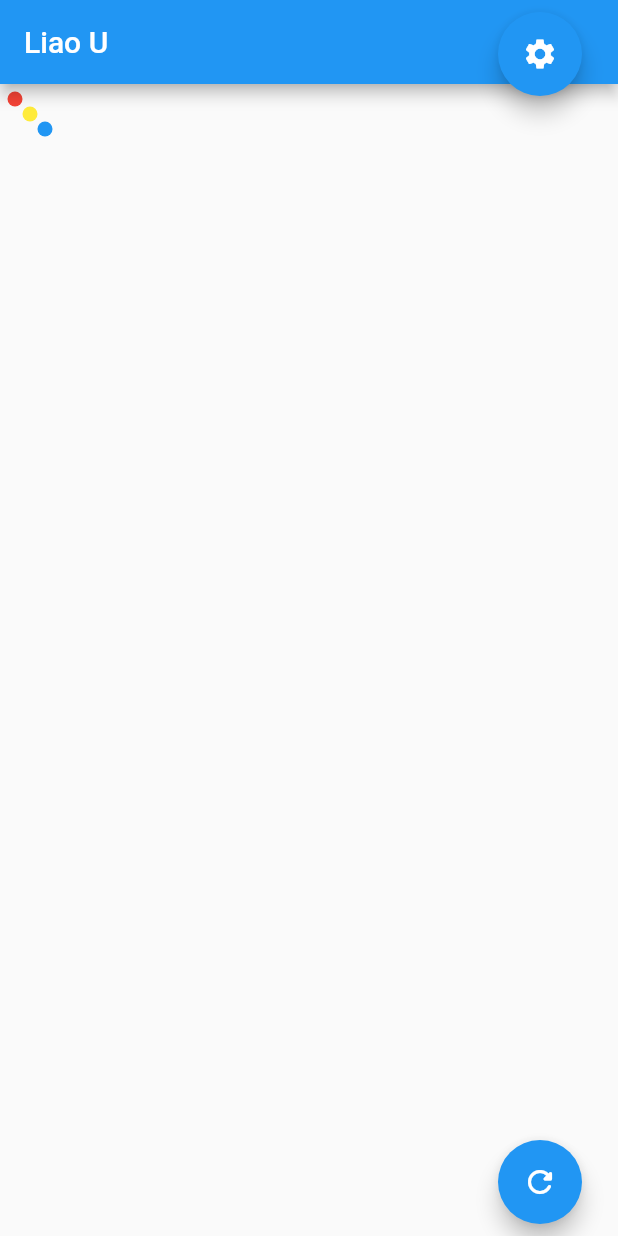
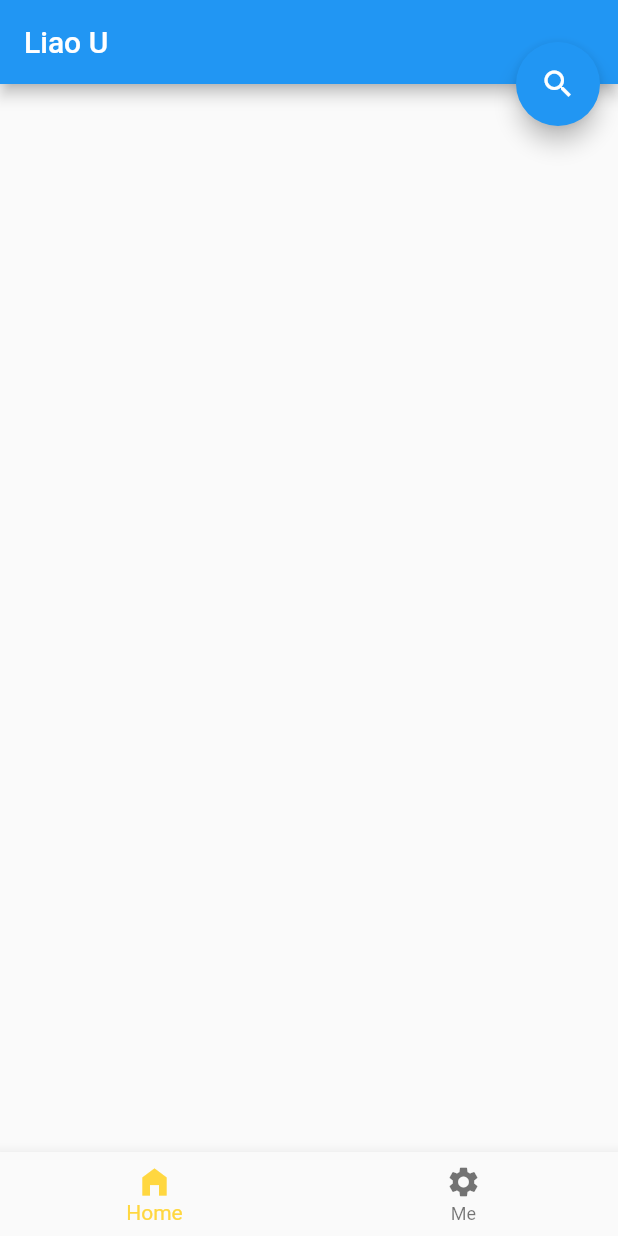
Before and after one commit to kouxthree/liaou, a Flutter app: the screen it shows after launch, on a phone screen of 412 x 824 dp. Run offline on Flutter 3.47's test engine with Material 2 defaults, Android fonts, the phone set to English and light mode, and no system bars; our stand-ins replace flutter_blue, permission_handler; missing offline and left inert: emojis.

Commit message:
add my id page

```diff
--- a/lib/consts.dart
+++ b/lib/consts.dart
@@ -1,8 +1,10 @@
 class Consts {
   static const APP_NAME = "Liao U";
+  static const HOME_PAGE = "Home";
   static const SETTING_PAGE = "Setting";
+  static const MY_ID_PAGE = "Me";
   static const BACK_TO_HOME = "Back To Home";
-  static const RESCAN = "RESCAN";
+  static const RESCAN = "Scan";
   static const DEVICE_LIST_ITEM_HEIGHT = 50.0;//bluetooth listview item height
   static const DEVICE_UNKNOWN = "Device Unknown";
   // static const CONNECT = "Connect";
@@ -11,3 +13,15 @@ class Consts {
   static const SCAN_TIMEOUT = 4;//scan time(seconds)
   static const PERMISSION_MSG = "Bluetooth And Location Is Necessary.";
 }
+
+enum Gender {
+  Male,
+  Female,
+}
+
+enum SendSignal {
+  Orange,
+  Blue,
+  Purple,
+  Green,
+}
--- a/lib/main.dart
+++ b/lib/main.dart
@@ -4,7 +4,9 @@ import 'package:liaou/remoteloc.dart';
 import 'package:liaou/consts.dart';
 import 'package:liaou/locpaint.dart';
 import 'package:liaou/sizeutil.dart';
-import 'package:liaou/setting.dart';
+// import 'package:liaou/setting.dart';
+
+import 'myid.dart';
 
 void main() => runApp(LiaoU());
 
@@ -19,7 +21,6 @@ class LiaoU extends StatelessWidget {
       home: LiaoUHome(),
     );
   }
-
 }
 
 class LiaoUHome extends StatefulWidget {
@@ -31,22 +32,44 @@ class LiaoUHome extends StatefulWidget {
 
 class _LiaoUHomeState extends State<LiaoUHome> {
   List<RemoteLoc> _lstRemoteLocs = []; //remote locations
-  final _locNums = 3; //locations
-  final _locRadius = 5.0; //location circle radius
+  // final _locNums = 3; //locations
+  // final _locRadius = 5.0; //location circle radius
+  int _selectedBottomeMenuItemIndex = 0; //bottom menu item index
+  Widget _widgetHome = Container(); //home page
+  Widget _widgetMyId = Container(); //myid page
+  Widget _selectedPage = Container(); //currently selected page
+  var _searchIcon; //Icon _searchIcon = Icon(Icons.search); //show search or search-off icon
+
+  bool searchingFlag = true; //is searching?
+  List<Widget> _lstPages = []; //home page + myid page
+
   _LiaoUHomeState() {
-    requestPermission();//request permission
-    for (var i = 0; i < _locNums; i++) {
-      RemoteLoc item = RemoteLoc()..id = i;
-      item.center = new Offset(10.0 * (i + 1), 10.0 * (i + 1));
-      item.radius = _locRadius;
-      if (i == 0)
-        item.color = Colors.red;
-      else if (i == 1)
-        item.color = Colors.yellow;
-      else
-        item.color = Colors.blue;
-      _lstRemoteLocs.add(item);
-    }
+    requestPermission(); //request permission
+    // for (var i = 0; i < _locNums; i++) {
+    //   RemoteLoc item = RemoteLoc()..id = i;
+    //   item.center = new Offset(10.0 * (i + 1), 10.0 * (i + 1));
+    //   item.radius = _locRadius;
+    //   if (i == 0)
+    //     item.color = Colors.red;
+    //   else if (i == 1)
+    //     item.color = Colors.yellow;
+    //   else
+    //     item.color = Colors.blue;
+    //   _lstRemoteLocs.add(item);
+    // }
+    //home page
+    _widgetHome = Container(
+      width: SizeUtil.width,
+      height: SizeUtil.height,
+      child: CustomPaint(
+        painter: LocPaint(_lstRemoteLocs), //paint remote location
+      ),
+    );
+    _widgetMyId = MyId();
+    _lstPages.add(_widgetHome);
+    _lstPages.add(_widgetMyId);
+    _selectedPage = _widgetHome;
+    _searchIcon = getSearchIcon(true);
   }
 
   //an alert dialog
@@ -60,13 +83,14 @@ class _LiaoUHomeState extends State<LiaoUHome> {
           actions: <Widget>[
             TextButton(
               child: Text("OK"),
-              onPressed: () => Navigator.pop(context),//openAppSettings(),
+              onPressed: () => Navigator.pop(context), //openAppSettings(),
             ),
           ],
         );
       },
     );
   }
+
   //permission request
   void requestPermission() async {
     Permit permit = Permit();
@@ -74,20 +98,69 @@ class _LiaoUHomeState extends State<LiaoUHome> {
   }
 
   //scan remote locations
-  void _reScan() {
-    requestPermission();
+  // void _reScan() {
+  //   requestPermission();
+  //   setState(() {
+  //     _lstRemoteLocs.forEach((item) {
+  //       double dx = item.center.dx + 10;
+  //       double dy = item.center.dy + 10;
+  //       if (dx > SizeUtil.width) dx = SizeUtil.width;
+  //       if (dy > SizeUtil.height) dy = SizeUtil.height;
+  //       item.center = Offset(dx, dy);
+  //     });
+  //   });
+  // }
+
+  //paint a bluetooth device's rssi (sample points)
+  // void paintRssi(List<int> lstRssi) {}
+
+  //bottom menu tapped
+  void _onBottomMenuItemTapped(int index) {
     setState(() {
-      _lstRemoteLocs.forEach((item) {
-        double dx = item.center.dx + 10;
-        double dy = item.center.dy + 10;
-        if (dx > SizeUtil.width) dx = SizeUtil.width;
-        if (dy > SizeUtil.height) dy = SizeUtil.height;
-        item.center = Offset(dx, dy);
-      });
+      _selectedBottomeMenuItemIndex = index;
+      // Navigator.push(
+      //   context,
+      //   MaterialPageRoute(builder: (context) => MyId()),
+      // );
+      if (index == 0) {
+        //Home
+        _selectedPage = _widgetHome;
+      } else if (index == 1) {
+        //MyId
+        _selectedPage = _widgetMyId;
+      }
     });
   }
-  //paint a bluetooth device's rssi (sample points)
-  void paintRssi(List<int> lstRssi) {
+
+  //get search icon
+  FloatingActionButton getSearchIcon(bool flag) {
+    var searchicon;
+    if (flag) {
+      searchicon = FloatingActionButton(
+        onPressed: _onSearchIconTapped,
+        child: Icon(Icons.search),
+        backgroundColor: Colors.blue,
+      );
+    } else {
+      searchicon = FloatingActionButton(
+        onPressed: _onSearchIconTapped,
+        child: Icon(Icons.search_off),
+        backgroundColor: Colors.grey,
+      );
+    }
+    return searchicon;
+  }
+  //search icon tapped
+  void _onSearchIconTapped() {
+    setState(() {
+      if (searchingFlag) {
+        _searchIcon = getSearchIcon(false);
+        searchingFlag = false; //turn off searching
+      } else {
+        _searchIcon = getSearchIcon(true);
+        searchingFlag = true; //turn on searching
+      }
+    });
   }
 
   @override
@@ -99,44 +172,60 @@ class _LiaoUHomeState extends State<LiaoUHome> {
       ),
       body: Container(
           child: Center(
-          child: Container(
-            width: SizeUtil.width,
-            height: SizeUtil.height,
-            child: CustomPaint(
-              painter: LocPaint(_lstRemoteLocs), //paint remote location
+        child: _selectedPage,
+      )),
+      bottomNavigationBar: BottomNavigationBar(
+        //items: const <BottomNavigationBarItem>[
+        items: [
+          // BottomNavigationBarItem(
+          //     icon: _searchIcon, label: Consts.RESCAN),
+          BottomNavigationBarItem(
+            icon: Icon(Icons.home_filled),
+            label: Consts.HOME_PAGE,
           ),
+          BottomNavigationBarItem(
+            icon: Icon(Icons.settings),
+            label: Consts.MY_ID_PAGE,
           ),
-        )),
+        ],
+        currentIndex: _selectedBottomeMenuItemIndex,
+        selectedItemColor: Colors.amberAccent,
+        onTap: _onBottomMenuItemTapped,
+      ),
+      floatingActionButtonLocation:
+          FloatingActionButtonLocation.miniEndTop,
+      floatingActionButton: _searchIcon,
       // floatingActionButton: FloatingActionButton(
-        //   onPressed: _reScan,
-        //   tooltip: Consts.RESCAN,
-        //   child: Icon(Icons.refresh_rounded),
+      //   onPressed: _onSearchIconTapped,
+      //   // tooltip: Consts.RESCAN,
+      //   child: _searchIcon,
       // ),
-        floatingActionButtonLocation: FloatingActionButtonLocation.endDocked,
-        floatingActionButton: Padding(
-          padding: const EdgeInsets.all(Consts.EDGE_INSERT_NUM),
-          child: Column(
-            mainAxisAlignment: MainAxisAlignment.spaceBetween,
-            children: <Widget>[
-              FloatingActionButton(
-                onPressed: () {
-                  Navigator.push(
-                    context,
-                    MaterialPageRoute(builder: (context) => Setting()),
+      // floatingActionButtonLocation: FloatingActionButtonLocation.endDocked,
+      // floatingActionButton: Padding(
+      //   padding: const EdgeInsets.all(Consts.EDGE_INSERT_NUM),
+      //   child: Column(
+      //     mainAxisAlignment: MainAxisAlignment.spaceBetween,
+      //     children: <Widget>[
+      //       FloatingActionButton(
+      //         onPressed: () {
+      //           Navigator.push(
+      //             context,
+      //             MaterialPageRoute(builder: (context) => Setting()),
+      //           );
+      //         },
+      //         tooltip: Consts.SETTING_PAGE,
+      //         heroTag: 'setting',
+      //         child: Icon(Icons.settings),
+      //       ),
+      //       FloatingActionButton(
+      //         onPressed: _reScan,
+      //         tooltip: Consts.RESCAN,
+      //         heroTag: 'rescan',
+      //         child: Icon(Icons.refresh_rounded),
+      //       )
+      //     ],
+      //   ),
+      // ));
     );
-                },
-                tooltip: Consts.SETTING_PAGE,
-                heroTag: 'setting',
-                child: Icon(Icons.settings),
-              ),
-              FloatingActionButton(
-                onPressed: _reScan,
-                tooltip: Consts.RESCAN,
-                heroTag: 'rescan',
-                child: Icon(Icons.refresh_rounded),
-              )
-            ],
-          ),
-        ));
   }
 }
--- a/pubspec.yaml
+++ b/pubspec.yaml
@@ -30,6 +30,7 @@ dependencies:
   cupertino_icons: ^1.0.2
   flutter_blue: ^0.8.0
   permission_handler: ^8.1.0
+  emojis: ^0.9.3
 
 dev_dependencies:
   flutter_test:
@@ -50,6 +51,9 @@ flutter:
   # assets:
   #   - images/a_dot_burr.jpeg
   #   - images/a_dot_ham.jpeg
+  #xguang
+  assets:
+    - assets/
 
   # An image asset can refer to one or more resolution-specific "variants", see
   # https://flutter.dev/assets-and-images/#resolution-aware.
```
Also changed, not shown: lib/myid.dart (added, +180 -0 lines), assets/img/pavlova.jpg (added), pubspec.lock. Lines whose indentation alone changed are shown as unchanged.
